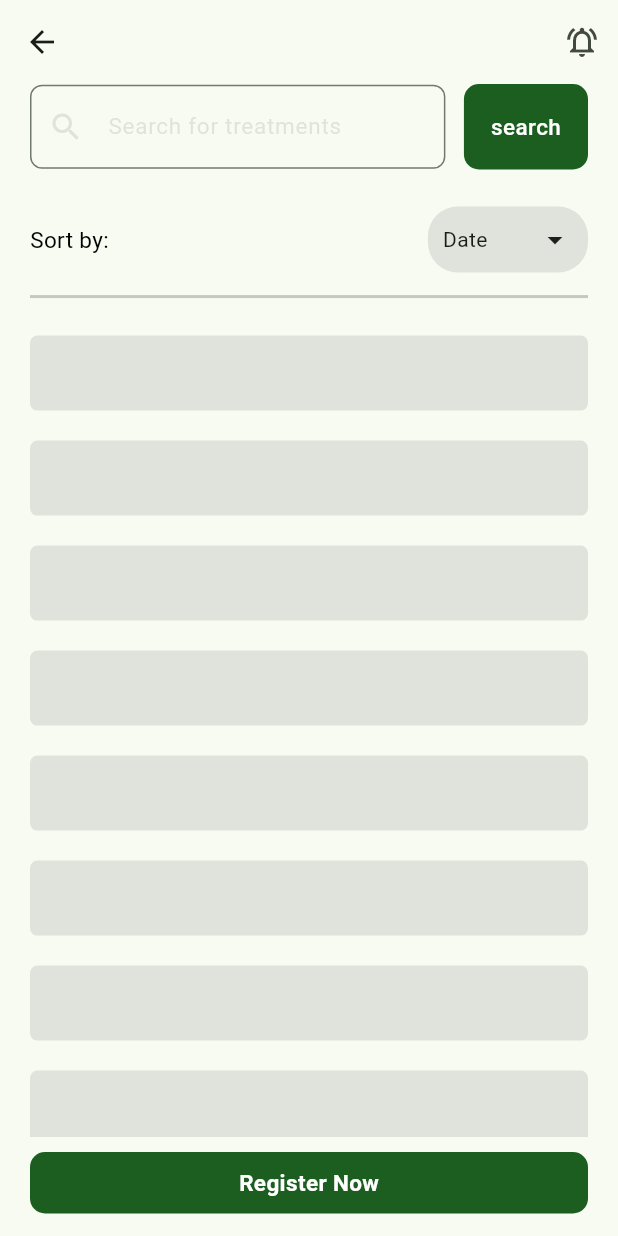
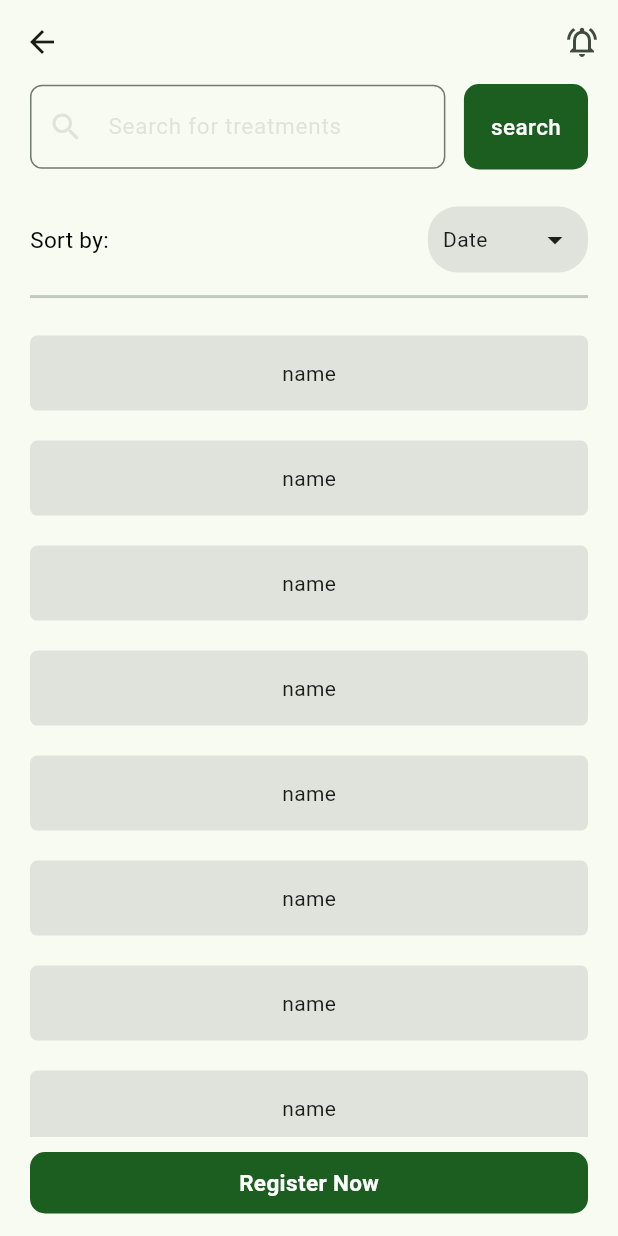
Before and after one commit to Amal104/noviindus_machine_test, a Flutter app: the HomeScreen screen opened directly, on a phone screen of 412 x 824 dp. Run offline on Flutter 3.47's test engine with Material 3 defaults, Android fonts, the phone set to English and light mode, and no system bars; our stand-ins replace dio, get, google_fonts, shared_preferences; accounts and stored records are empty; network calls fail.

Commit message:
Patient Data Listing

```diff
--- a/lib/main.dart
+++ b/lib/main.dart
@@ -33,7 +33,7 @@ class MyApp extends StatelessWidget {
           colorScheme: ColorScheme.fromSeed(seedColor: Colors.green.shade900),
           useMaterial3: true,
         ),
-        home: const LoginScreen(),
+        home: const HomeScreen(),
       ),
     );
   }
--- a/lib/view/screens/Home_Screen.dart
+++ b/lib/view/screens/Home_Screen.dart
@@ -155,20 +155,36 @@ class _HomeScreenState extends State<HomeScreen> {
                   Expanded(
                     // height: height(context) * 0.4,
                     child: ListView.builder(
-                      itemCount: 15,
+                      itemCount: provider.patient?.length,
                       shrinkWrap: true,
                       itemBuilder: (context, index) {
                         return Padding(
                           padding: const EdgeInsets.symmetric(vertical: 10.0),
-                          child: Container(
+                          child: provider.isLoading
+                              ? const Center(
+                                  child: Text("NoData"),
+                                )
+                              : Container(
                                   width: width(context),
                                   height: 50,
-                            padding: EdgeInsets.all(15),
+                                  padding: const EdgeInsets.all(15),
                                   decoration: BoxDecoration(
                                     color: AppColor.lightGrey,
                                     borderRadius: BorderRadius.circular(5),
                                   ),
-                          ),
+                                  child: Column(
+                                    children: [
+                                      Column(
+                                        children: [
+                                          Text(
+                                            provider.patient?[index]
+                                                    .patient[index].name ??
+                                                "name",
+                                          )
+                                        ],
+                                      )
+                                    ],
+                                  )),
                         );
                       },
                     ),
```
Also changed, not shown: lib/Services/Patient_List_Serrvices.dart (+9 -11 lines). Lines whose indentation alone changed are shown as unchanged.
